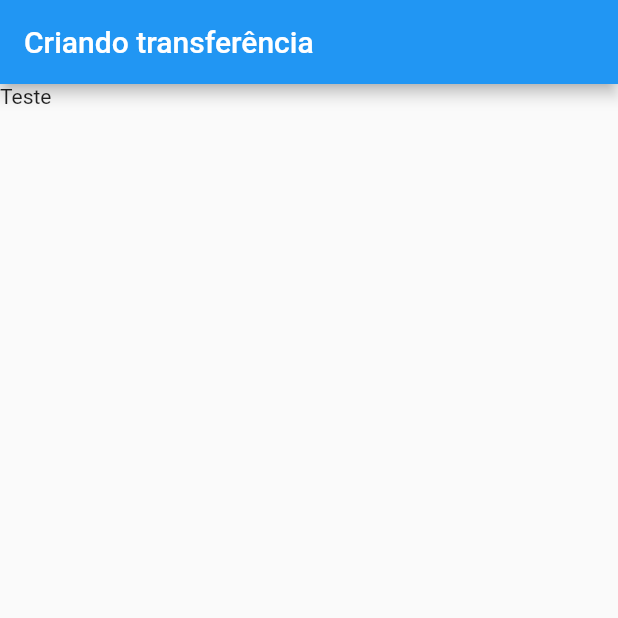
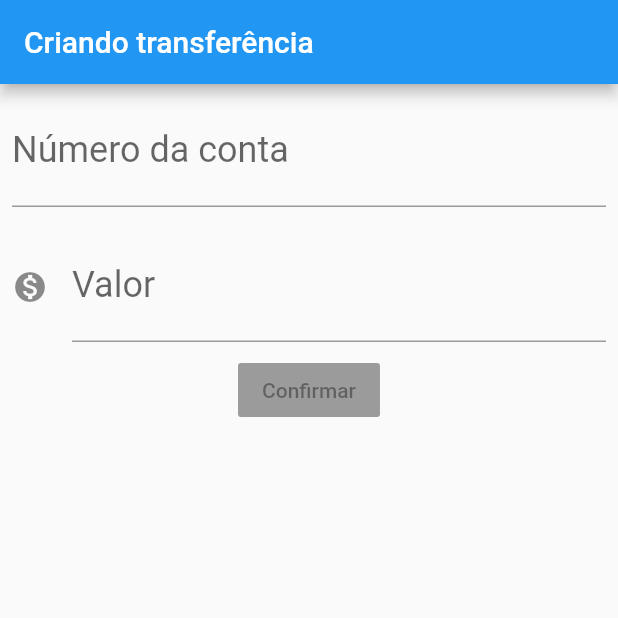
Before and after one commit to taynarodrigues/Fundamentos-de-Flutter, a Flutter app: the screen it shows after launch, on a phone screen of 412 x 824 dp, the top half of it. Run offline on Flutter 3.47's test engine with Material 2 defaults, Android fonts, the phone set to English and light mode, and no system bars.

Commit message:
Montando o layout do formulário

```diff
--- a/lib/main.dart
+++ b/lib/main.dart
@@ -18,7 +18,39 @@ class FormularioTransferencia extends StatelessWidget {
   Widget build(BuildContext context) {
     return Scaffold(
       appBar: AppBar(title: Text('Criando transferência'),),
-        body: Text('Teste'));
+        body: Column(
+          children: [
+            Padding(
+              padding: const EdgeInsets.all(8.0),
+              child: TextField(
+                style: TextStyle(
+                  fontSize: 24.0
+                ),
+                decoration: InputDecoration(
+                  labelText: 'Número da conta',
+                  hintText: '0000'
+                ),
+                keyboardType: TextInputType.number,
+              ),
+            ),            Padding(
+              padding: const EdgeInsets.all(8.0),
+              child: TextField(
+                style: TextStyle(
+                  fontSize: 24.0
+                ),
+                decoration: InputDecoration(
+                  icon: Icon(Icons.monetization_on),
+                  labelText: 'Valor',
+                  hintText: '0.00'
+                ),
+                keyboardType: TextInputType.number,
+              ),
+            ),
+            RaisedButton(
+              child: Text('Confirmar'),
+            )
+          ],
+        ));
   }
 }
 
```
